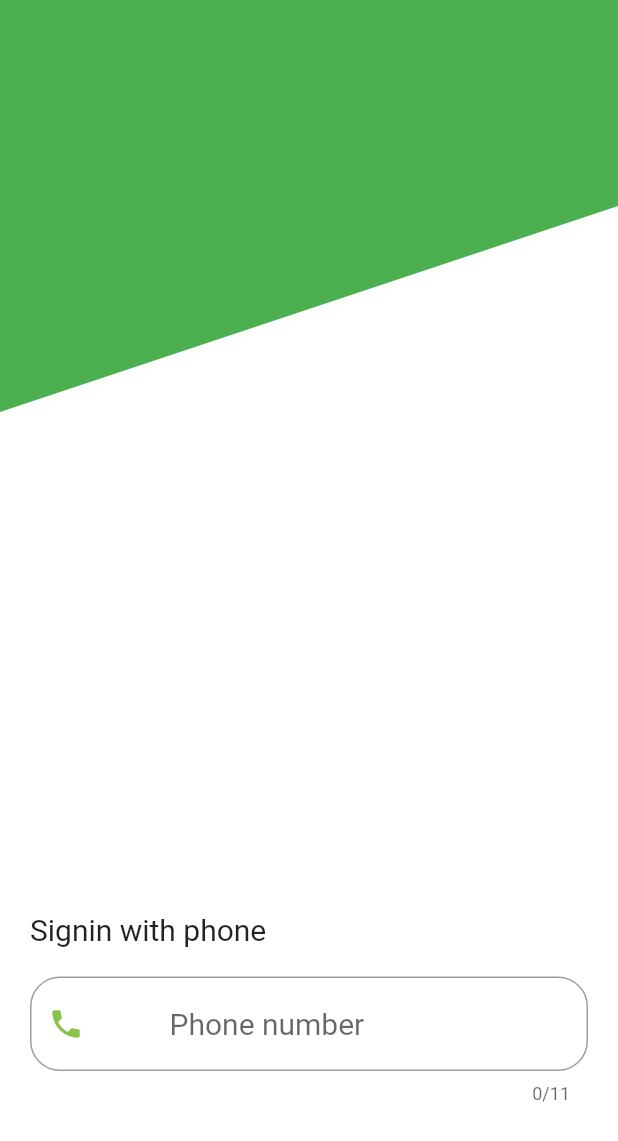
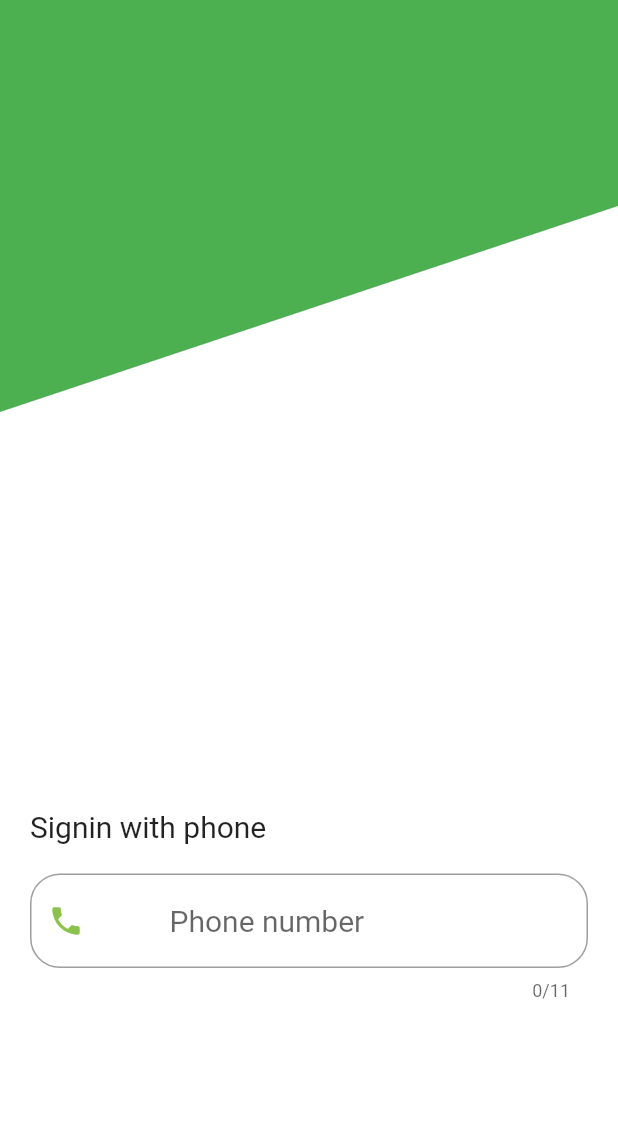
Before and after one commit to georgeeset/naija_makers, a Flutter app: the screen it shows after launch, after a tap on "Next", after a tap on "Skip", on a phone screen of 412 x 824 dp. Shown: the top 1141 px of the screen. Run offline on Flutter 3.47's test engine with Material 2 defaults, Android fonts, the phone set to English and light mode, and no system bars; our stand-ins replace cloud_firestore, firebase_auth, firebase_storage, flutter_native_image, image_cropper, image_picker; missing offline and left inert: a package; accounts and stored records are empty; Roboto replaces fonts that are missing (Hind, Montserrat).

```diff
--- a/lib/models/profile.dart
+++ b/lib/models/profile.dart
@@ -10,7 +10,7 @@ class Profile {
   String businessAddress;
   bool fullTime;
   String email;
-  String phone;
+  //String phone;
   String profilePix;
   String businessLogo;
   List<Followers> following;
@@ -20,6 +20,7 @@ class Profile {
   String description;
   String coverPhoto;
   UserType userType;
+  String profilePixThumb;
 
 
   Profile({
@@ -29,7 +30,7 @@ class Profile {
     this.businessLogo,
     this.fullTime,
     this.email,
-    this.phone,
+    //this.phone,
     this.profilePix,
     this.followers,
     this.following,
@@ -38,6 +39,7 @@ class Profile {
     this.description,
     this.coverPhoto,
     this.userType,//=UserType.client,
+    this.profilePixThumb,
   });
 
 
@@ -46,15 +48,35 @@ class Profile {
     businessName=snapshot['business_name']?? '',
     businessAddress=snapshot['business_address']?? '',
     businessLogo=snapshot['business_logo']?? '',
-    fullTime=snapshot['fullName']?? '',
+    fullTime=snapshot['fullTime']?? false,
     email=snapshot['email']?? '',
-    phone=snapshot['phone']?? '',
-    profilePix=snapshot['profille_pix']?? '',
-    followers=snapshot['followers'].map((follower)=>Followers.fromMap(follower)).toList(),
-    following=snapshot['following'].map((followed)=>Followers.fromMap(followed)).toList(),
-    userLocation=Location.formMap(snapshot['user_location']),
-    likes=snapshot['likes']??'',
+    //phone=snapshot['phone']?? '',
+    profilePix=snapshot['profile_pix']?? '',
+    followers=snapshot['followers']?.map((follower)=>Followers.fromMap(follower))?.toList(),
+    following=snapshot['following']?.map((followed)=>Followers.fromMap(followed))?.toList(),
+    userLocation= Location.formMap(snapshot['user_location']),
+    likes=snapshot['likes']?? 0,
     description=snapshot['description']??'',
     coverPhoto=snapshot['cover_photo'],
-    userType=snapshot['user_type']?? UserType.client;
+    userType=UserType.values[snapshot['user_type']],
+    profilePixThumb=snapshot['profile_pix_thumb'] ;
+
+    Map<String,dynamic> get toMap=>{
+      'name':name,
+      'business_name':businessName,
+      'business_address':businessAddress,
+      'business_logo':businessLogo,
+      'fullTime':fullTime,
+      'email':email,
+      //'phone':phone,
+      'profile_pix':profilePix,
+      'followers':followers,
+      'following':following,
+      'user_location':userLocation,
+      'likes':likes,
+      'description':description,
+      'cover_photo':coverPhoto,
+      'user_type':userType.index,
+      'profile_pix_thumb':profilePixThumb
+    };
 }
--- a/lib/providers/user.dart
+++ b/lib/providers/user.dart
@@ -5,6 +5,7 @@ import 'package:cloud_firestore/cloud_firestore.dart';
 import 'package:firebase_storage/firebase_storage.dart';
 import 'package:flutter/widgets.dart';
 import 'package:firebase_auth/firebase_auth.dart';
+import 'package:naija_makers/repository/manage_image.dart';
 import '../assets/data/user_type.dart';
 import '../models/profile.dart';
 
@@ -22,16 +23,19 @@ class ProfileProvider extends ChangeNotifier {
   PhoneAuthStatus _phoneAuthStatus;
   double uploadProgress;
   bool _isLoading=false;
-  File awaitingProfilePix;
+  File _awaitingProfilePix;
   NewUserStatus _newUserStatus= NewUserStatus.introduction;
+
 
   FirebaseUser _user; //= FirebaseAuth.instance.currentUser();
   FirebaseAuth _auth;
   Profile _userProfile;
   Firestore _firestore;
+  StorageReference _storageReference;
 
   ProfileProvider.instance() : _auth = FirebaseAuth.instance {
     _firestore=Firestore.instance;
+    _storageReference=FirebaseStorage.instance.ref();
     _userProfile=Profile();
     _auth.onAuthStateChanged.listen(_onAuthStateChanged);
   }
@@ -44,10 +48,51 @@ class ProfileProvider extends ChangeNotifier {
       notifyListeners();
 
       if(!_user.isAnonymous){
+
           CollectionReference reference = _firestore.collection('users');
-          streamSub = reference.document(_user.uid).snapshots().listen((snapshot) {
+
+          final String profilePixLocation='photos/profile_pix/${_user.uid}.jpg';
+          final String profilePixThumbLocation='thumbs/profile_pix/${_user.uid}.jpg';
+          final File compressed =await ManageImage.resizeImage(image: _awaitingProfilePix,width: 300,height: 300);
+
+          reference.document(_user.uid).setData(_userProfile.toMap);
+
+
+          if(_awaitingProfilePix!=null){ //update saved info if user signedup recently
+
+            await uploadDoc(profilePixLocation,_awaitingProfilePix,).then(
+              (link)async{
+                  _userProfile.profilePix=link;
+                  print('profilePix uploaded');
+                   reference.document(_user.uid).updateData(_userProfile.toMap);
+               }
+            ).catchError((err){
+                print('error uploading pix $err');
+               // reference.document(_user.uid).setData(_userProfile.toMap);
+            });
+
+             await uploadDoc(profilePixThumbLocation ,compressed).then(
+                        (link){
+                        _userProfile.profilePixThumb=link;
+                        reference.document(_user.uid).updateData(_userProfile.toMap);
+                        _awaitingProfilePix.delete();
+                        print ('thumbnail uploaded');
+                      }
+             ).catchError(
+               (err){
+                  print('error uploading pix $err');
+               }
+             );
+
+
+
+            print('new user');
+
+          }else{
+            streamSub = reference.document(_user.uid).snapshots().listen((snapshot) {
             _userProfile = Profile.fromMap(snapshot.data);
-          });
+            });
+          }
       }
 
     } else {
@@ -66,9 +111,6 @@ class ProfileProvider extends ChangeNotifier {
   bool get isLoading=>_isLoading;
   int get codeTimeOut=>_verificationTimeout;
   NewUserStatus get newUserStatus=>_newUserStatus;
-
-
-
 
 
   Future<void> verifyPhoneNumber(String _phone) async {
@@ -198,10 +240,17 @@ class ProfileProvider extends ChangeNotifier {
   }
 
 
+  Future <String>uploadDoc(String location, File document) async{
+     StorageReference storageReference =_storageReference.child(location);
+      StorageUploadTask uploadTask= storageReference.putFile(document);
+      //return uploadTask;
+    String downloadUrl= await (await uploadTask.onComplete).ref.getDownloadURL();
+   // print(downloadUrl);
+    return downloadUrl;
+  }
 
-
-  void setProfilePix(File pix){ // keep profile pix awaiting user signin
-    awaitingProfilePix=pix;
+  set awaitigProfilePix(File pix){ // keep profile pix awaiting user signin
+    _awaitingProfilePix=pix;
   }
 
   set newUserStatus(NewUserStatus stat){
--- a/lib/screens/login.dart
+++ b/lib/screens/login.dart
@@ -19,7 +19,8 @@ class LoginPage extends StatelessWidget {
         case (NewUserStatus.introduction): return IntroductionPage();
         case (NewUserStatus.signup): return UserSignUpPage();
         case (NewUserStatus.userType): return UserTypeSelectionPage();
-        default: return LonginUi();
+
+        default: return LoginUi();
       }
     },);
   }
--- a/lib/screens/user_type_selection.dart
+++ b/lib/screens/user_type_selection.dart
@@ -36,7 +36,8 @@ class UserTypeSelectionPage extends StatelessWidget {
                                 onTap: (){
                                   //Navigator.of(context).pushReplacementNamed(LoginPage.routName, arguments:index);
                                   profile.userTypeSelected(options[index]['userType']); //update user type temprarily
-                                  Navigator.of(context).pushReplacementNamed(UserSignUpPage.routName);
+                                 //Navigator.of(context).pushReplacementNamed(UserSignUpPage.routName);
+                                 profile.newUserStatus=NewUserStatus.signup;
                                 },
                                 splashColor: Theme.of(context).accentColor,
                                                               child: Container(
--- a/lib/widgets/login_clipper_path.dart
+++ b/lib/widgets/login_clipper_path.dart
@@ -67,7 +67,7 @@ class OneSideClip extends CustomClipper<Path>{
     var firstEndPoint=Offset(size.width,size.height);// end of curve
 
     var path= new Path();
-      path.lineTo(0.0,size.height/4);
+      path.lineTo(0.0,size.height/10);
       //draw your curve in betweeen this two point
 
       path.quadraticBezierTo(firstControlPoint.dx,firstControlPoint.dy,
@@ -81,6 +81,6 @@ class OneSideClip extends CustomClipper<Path>{
     return path;
   }
   @override
-  bool shouldReclip(CustomClipper<Path> oldClipper)=>true;
+  bool shouldReclip(CustomClipper<Path> oldClipper)=>false; //true;
 
 }
--- a/lib/widgets/login_widgets/login_ui.dart
+++ b/lib/widgets/login_widgets/login_ui.dart
@@ -8,7 +8,7 @@ import '../login_clipper_path.dart';
 import '../phone_input_field.dart';
 import '../phone_verification_field.dart';
 
-class LonginUi extends StatelessWidget {
+class LoginUi extends StatelessWidget {
 
   @override
   Widget build(BuildContext context) {
@@ -33,16 +33,17 @@ class LonginUi extends StatelessWidget {
               clipper: GreenClip(),
             ),
             Positioned(
-              top: 180,
+              top: mediaQueryData.size.height/4.2,
               child: Consumer<ProfileProvider>(
                 builder: (context, profileProvider, child) {
                   return profileProvider.isLoading
                       ? Transform.rotate(
-                          angle: -pi / 10.5,
-                          //origin: Offset(0.0, mediaQueryData.size.width/2),
+                          angle: -pi / 11.7,
+                          origin: Offset(0.0, 0.0),
                           child: Container(
                               width: mediaQueryData.size.width,
-                              child: LinearProgressIndicator()),
+                              child: LinearProgressIndicator(),//valueColor: AlwaysStoppedAnimation<Color>(Colors.green),)
+                              )
                         )
                       : Container();
                 },
@@ -54,7 +55,7 @@ class LonginUi extends StatelessWidget {
                 padding:
                     EdgeInsets.only(bottom: 10, top: 10, left: 20, right: 20),
                 width: mediaQueryData.size.width,
-                height: mediaQueryData.size.height / 4,
+                height: mediaQueryData.size.height / 3,
                 child: Consumer<ProfileProvider>(
                   builder: (context, profile, child) {
                     return ListView(
@@ -95,7 +96,7 @@ class LonginUi extends StatelessWidget {
                           height: 20,
                         ),
                         AnimatedSwitcher(
-                          duration: Duration(milliseconds: 400),
+                          duration: Duration(milliseconds: 500),
                           switchInCurve: Curves.easeInOutExpo,
                           switchOutCurve: Curves.elasticInOut,
                           transitionBuilder:
--- a/lib/widgets/profile_avatar.dart
+++ b/lib/widgets/profile_avatar.dart
@@ -17,12 +17,12 @@ class ProfileAvatar extends StatelessWidget {
       child: Stack(
         children: <Widget>[
           CircleAvatar(
-            radius: 100,
+            radius: 80,
             backgroundColor: Theme.of(context).primaryColor,
             child: ClipOval(
                 child: Container(
-              height: 195.0,
-              width: 195.0,
+              height: 155.0,
+              width: 155.0,
               color: Colors.green,
               child: _image==null? Container() :Image.file(_image),
             )),
--- a/pubspec.yaml
+++ b/pubspec.yaml
@@ -28,6 +28,7 @@ dependencies:
   cloud_firestore: ^0.13.5
   firebase_storage: ^3.1.5
   provider: ^4.0.5+1
+  flutter_native_image: ^0.0.5+2
 
   # The following adds the Cupertino Icons font to your application.
   # Use with the CupertinoIcons class for iOS style icons.
```
Also changed, not shown: lib/models/followers.dart (+8 -0 lines), lib/models/location.dart (+6 -4 lines), lib/repository/manage_image.dart (added, +21 -0 lines), lib/repository/storage_service.dart (added, +44 -0 lines), lib/widgets/signup_widgets/signup_fields.dart (+14 -11 lines), pubspec.lock.
